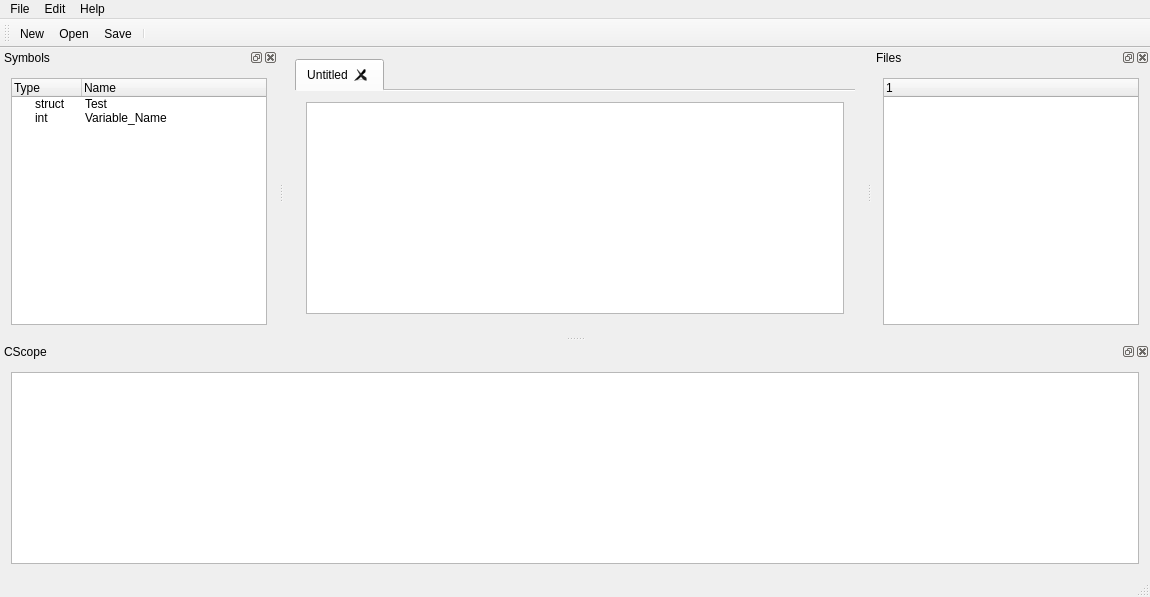
The window that mainwindow.ui (doganckaratas/kscope-ng) describes before a commit, drawn with Qt 5.
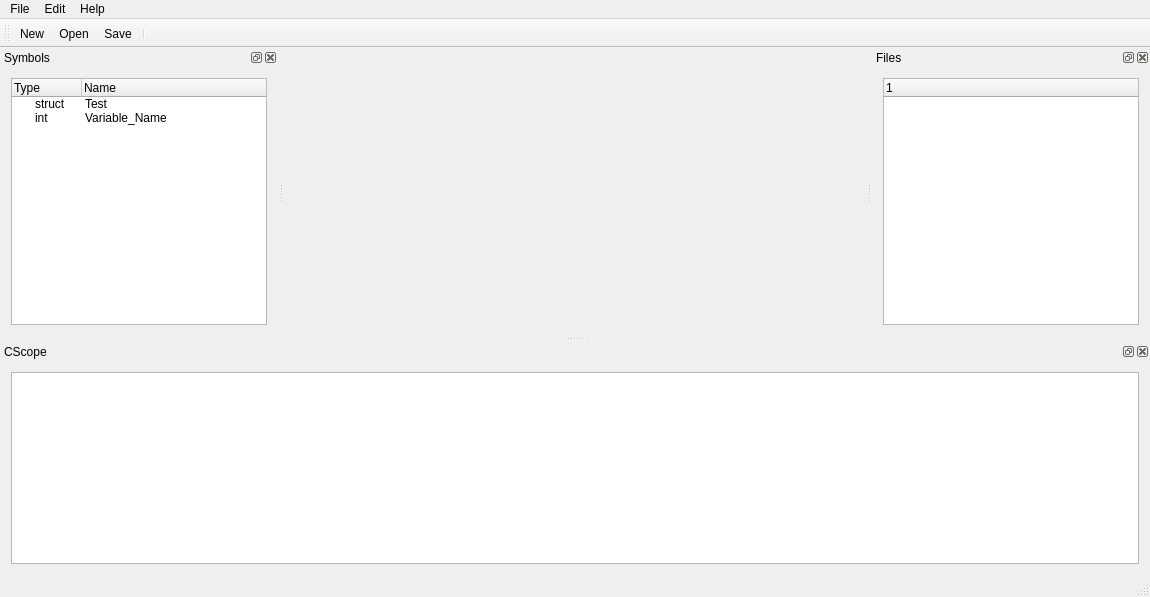
The same window after the commit.

Commit message: New button is now half-functional

The edit to the form file:
```diff
--- a/mainwindow.ui
+++ b/mainwindow.ui
@@ -29,16 +29,6 @@
       <property name="movable">
        <bool>true</bool>
       </property>
-      <widget class="QWidget" name="tab">
-       <attribute name="title">
-        <string>Untitled</string>
-       </attribute>
-       <layout class="QHBoxLayout" name="horizontalLayout_3">
-        <item>
-         <widget class="QTextEdit" name="textEdit"/>
-        </item>
-       </layout>
-      </widget>
      </widget>
     </item>
    </layout>
```
Left out of the diff: 2 changed lines with no effect on the pictures. The commit also changes 2 other files.
